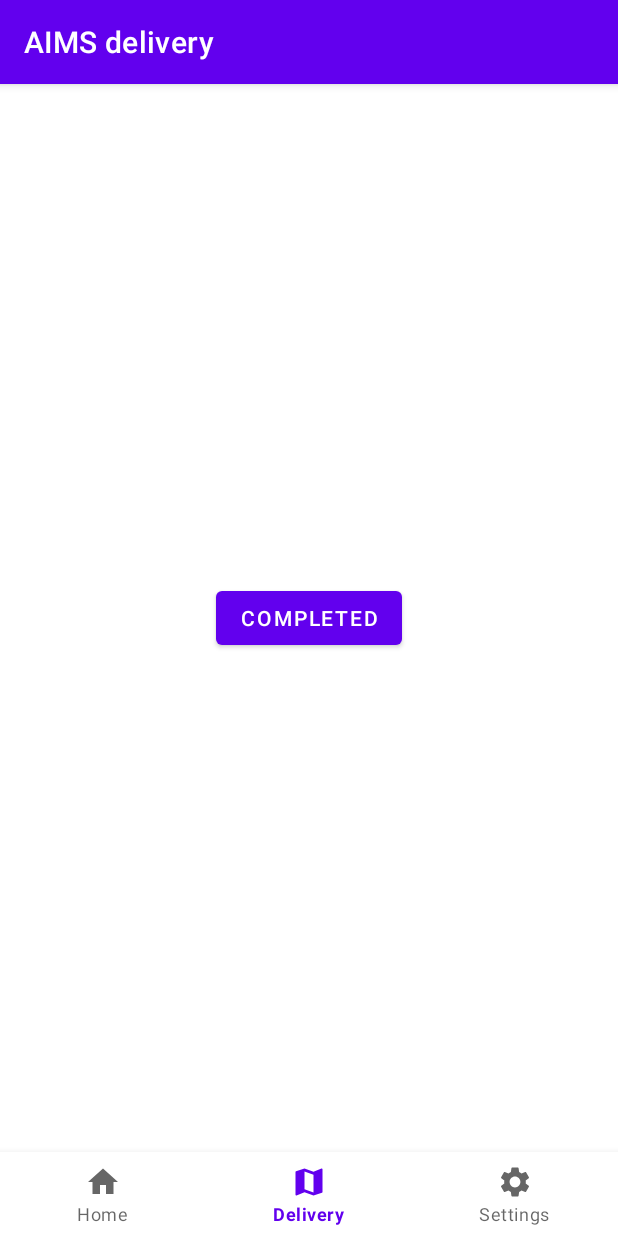
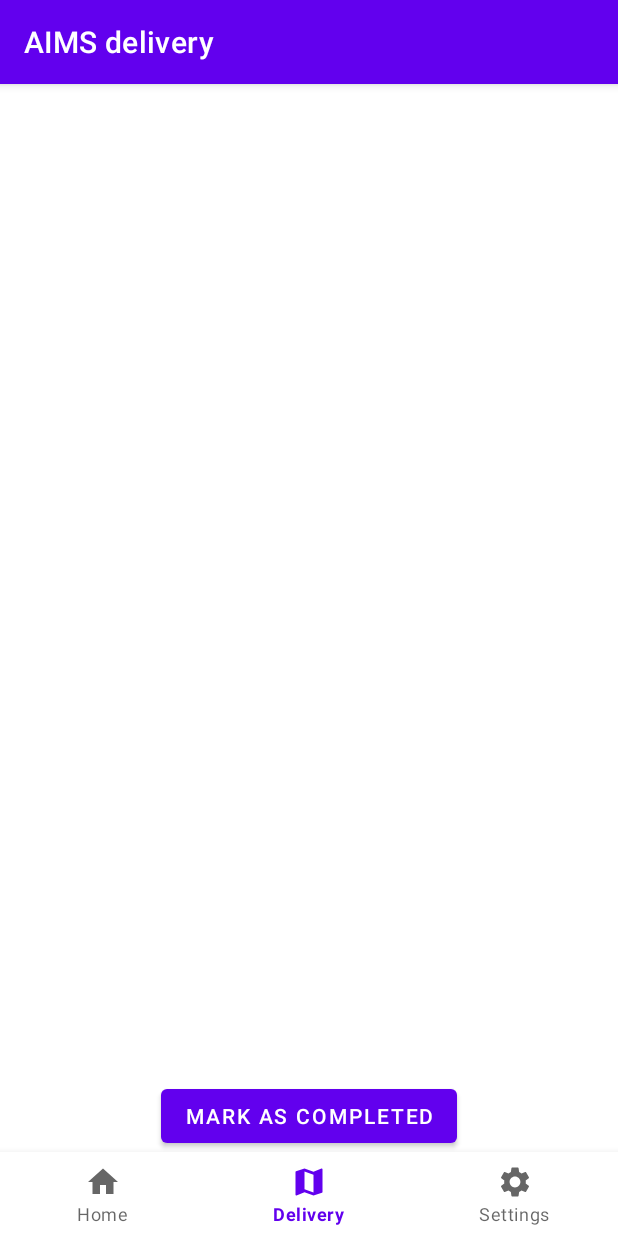
Before and after one commit to kripanepal/AIMS, an Android app: the OngoingDeliveryFragment screen opened through its navigation route, on a phone screen of 412 x 824 dp. Run offline under Robolectric (Android 15) with nearby library versions, the light colour scheme and no system bars; our stand-ins replace Room's generated code, data binding, navigation-ui; libraries missing offline, so code that uses them is left out: com.jakewharton.retrofit2; 5 statements that could not run were skipped.

Commit message:
refactored navigation graph. Removed unnecessary links with no arguments

```diff
--- a/app/src/main/java/com/fourofourfound/aims_delivery/homePage/HomeFragment.kt
+++ b/app/src/main/java/com/fourofourfound/aims_delivery/homePage/HomeFragment.kt
@@ -38,7 +38,7 @@ class HomePage : Fragment() {
         binding.lifecycleOwner = this
 
         viewModel.userLoggedIn.observe(viewLifecycleOwner, {
-            if (!it) findNavController().navigate(HomePageDirections.actionHomePageToLoginFragment())
+            if (!it) findNavController().navigate(R.id.loginFragment)
         })
 
         //adapter for the recycler view
@@ -46,7 +46,7 @@ class HomePage : Fragment() {
             if(!trip.completed)
             {
                 sharedViewModel.setSelectedTrip(trip)
-                findNavController().navigate(HomePageDirections.actionHomePageToDeliveryFragment())
+                findNavController().navigate(R.id.ongoingDeliveryFragment)
             }
             else
             {
--- a/app/src/main/java/com/fourofourfound/aims_delivery/login/LoginFragment.kt
+++ b/app/src/main/java/com/fourofourfound/aims_delivery/login/LoginFragment.kt
@@ -42,7 +42,7 @@ class LoginFragment : Fragment() {
         loadingAnimation = binding.isLoading.background as AnimationDrawable
 
         //checks if shared preferences already contains a user that is logged in
-        if(viewModel.checkUserLoggedIn()) findNavController().navigate(LoginFragmentDirections.actionLoginFragmentToHomePage())
+        if(viewModel.checkUserLoggedIn()) findNavController().navigate(R.id.homePage)
 
         //loading animation
         viewModel.loading.observe(viewLifecycleOwner,  {
@@ -52,7 +52,7 @@ class LoginFragment : Fragment() {
         //navigate to the homepage if valid authentication is provided
         viewModel.navigate.observe(viewLifecycleOwner,  {
             if (it) {
-                findNavController().navigate(LoginFragmentDirections.actionLoginFragmentToHomePage())
+                if(viewModel.checkUserLoggedIn()) findNavController().navigate(R.id.homePage)
                 viewModel.doneNavigatingToHomePage() }
         })
 
--- a/app/src/main/res/layout/fragment_delivery_ongoing.xml
+++ b/app/src/main/res/layout/fragment_delivery_ongoing.xml
@@ -16,22 +16,26 @@
         tools:context="com.fourofourfound.aims_delivery.delivery.onGoing.OngoingDeliveryFragment">
 
         <!-- TODO: Update blank fragment layout -->
-        <TextView
-            android:id="@+id/delivery_page_trip_id"
-            android:layout_width="match_parent"
-            android:layout_height="match_parent"
-            android:text="@{viewModel.currentTrip.name}" />
 
         <Button
             android:id="@+id/trip_complete_btn"
             android:layout_width="wrap_content"
             android:layout_height="wrap_content"
-            android:text="Completed"
             android:onClick="@{()->viewModel.markTripAsCompleted()}"
+            android:text="Mark as completed"
             app:layout_constraintBottom_toBottomOf="parent"
-            app:layout_constraintEnd_toEndOf="@+id/delivery_page_trip_id"
-            app:layout_constraintStart_toStartOf="@+id/delivery_page_trip_id"
-            app:layout_constraintTop_toTopOf="@+id/delivery_page_trip_id" />
+            app:layout_constraintEnd_toEndOf="parent"
+            app:layout_constraintStart_toStartOf="parent" />
+
+        <TextView
+            android:id="@+id/delivery_page_trip_id"
+            android:layout_width="wrap_content"
+            android:layout_height="wrap_content"
+            android:text="@{viewModel.currentTrip.name}"
+            app:layout_constraintBottom_toTopOf="@+id/trip_complete_btn"
+            app:layout_constraintEnd_toEndOf="parent"
+            app:layout_constraintStart_toStartOf="parent"
+            app:layout_constraintTop_toTopOf="parent" />
 
     </androidx.constraintlayout.widget.ConstraintLayout>
 </layout>
--- a/app/src/main/res/navigation/navigation_graph.xml
+++ b/app/src/main/res/navigation/navigation_graph.xml
@@ -11,11 +11,6 @@
         android:label="fragment_home_page"
         tools:layout="@layout/fragment_home_page">
         <action
-            android:id="@+id/action_homePage_to_loginFragment"
-            app:destination="@id/loginFragment"
-            app:popUpTo="@id/homePage"
-            app:popUpToInclusive="true" />
-        <action
             android:id="@+id/action_homePage_to_deliveryFragment"
             app:destination="@id/ongoingDeliveryFragment" />
         <action
@@ -25,15 +20,7 @@
     <fragment
         android:id="@+id/loginFragment"
         android:name="com.fourofourfound.aims_delivery.login.LoginFragment"
-        android:label="LoginFragment" >
-        <action
-            android:id="@+id/action_loginFragment_to_homePage"
-            app:destination="@id/homePage"
-            app:enterAnim="@android:anim/fade_in"
-            app:exitAnim="@android:anim/fade_out"
-            app:popUpTo="@id/loginFragment"
-            app:popUpToInclusive="true" />
-    </fragment>
+        android:label="LoginFragment" />
     <fragment
         android:id="@+id/ongoingDeliveryFragment"
         android:name="com.fourofourfound.aims_delivery.delivery.onGoing.OngoingDeliveryFragment"
```
